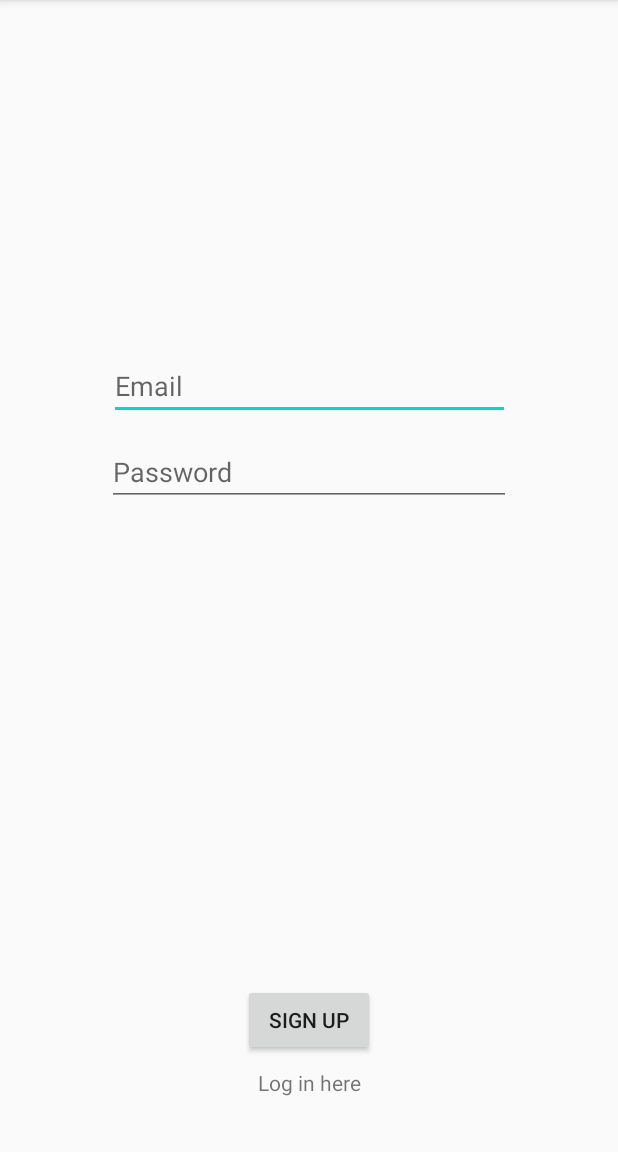
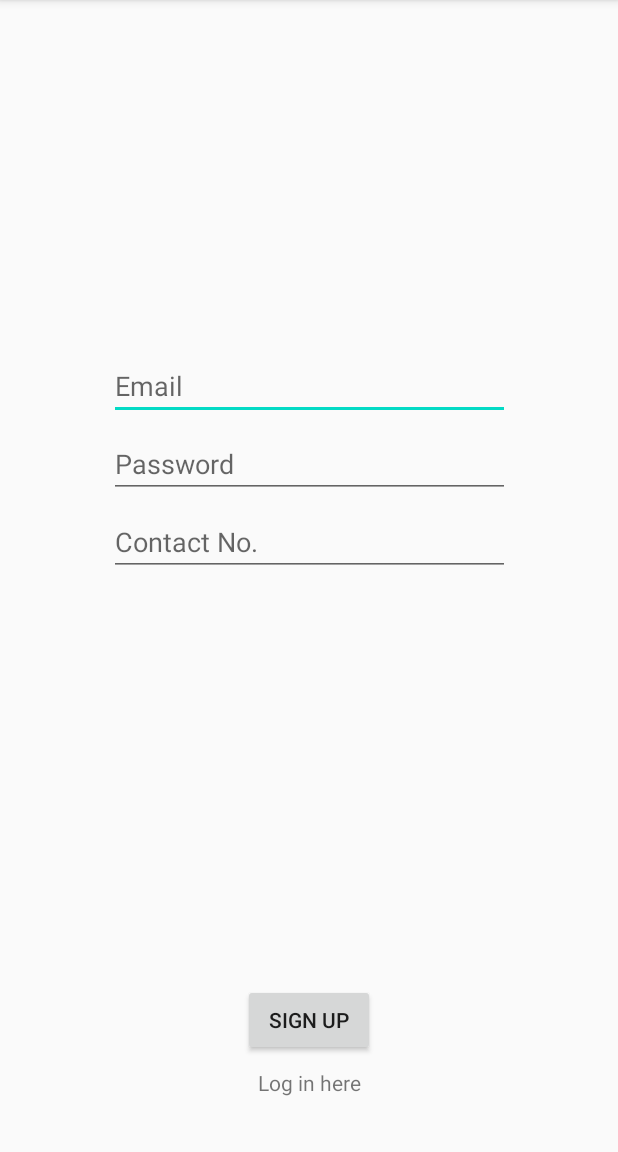
Before and after one commit to CMPUT301F20T12/BookFace, an Android app: the screen it shows after launch (Signup), after a tap on "Sign Up Here", on a phone screen of 412 x 824 dp, the part 84-1236 px from its top. Run offline under Robolectric (Android 15) with nearby library versions, the phone set to English and light mode, and no system bars; our stand-ins replace Firebase (no records; nobody signed in at launch, a user with empty details on screens opened directly); 1 other tap on this screen came first.

Commit message:
Added contact no. field and fixed toast error

```diff
--- a/app/src/main/java/com/example/bookface/MainActivity.java
+++ b/app/src/main/java/com/example/bookface/MainActivity.java
@@ -51,7 +51,7 @@ public class MainActivity extends AppCompatActivity {
                     startActivity(i);
                 }
                 else{
-                    Toast.makeText(MainActivity.this, "Login Unsuccessful", Toast.LENGTH_SHORT).show();
+                    Toast.makeText(MainActivity.this, "Not Logged In", Toast.LENGTH_SHORT).show();
                 }
             }
         };
--- a/app/src/main/java/com/example/bookface/Signup.java
+++ b/app/src/main/java/com/example/bookface/Signup.java
@@ -18,7 +18,7 @@ import com.google.firebase.auth.FirebaseAuth;
 
 public class Signup extends AppCompatActivity {
 
-    EditText emailID, password;
+    EditText emailID, password, contactField;
     Button buttonSignup;
     TextView loginPrompt;
 
@@ -33,6 +33,7 @@ public class Signup extends AppCompatActivity {
 
         emailID = findViewById(R.id.editTextTextEmailAddress);
         password = findViewById(R.id.editTextNumberPassword);
+        contactField = findViewById(R.id.editTextPhone);
         buttonSignup = findViewById(R.id.button);
         loginPrompt = findViewById(R.id.textView);
 
--- a/app/src/main/res/layout/activity_signup.xml
+++ b/app/src/main/res/layout/activity_signup.xml
@@ -25,8 +25,8 @@
 
     <EditText
         android:id="@+id/editTextNumberPassword"
-        android:layout_width="269dp"
-        android:layout_height="45dp"
+        android:layout_width="267dp"
+        android:layout_height="40dp"
         android:layout_marginStart="32dp"
         android:layout_marginLeft="32dp"
         android:layout_marginTop="12dp"
@@ -34,11 +34,11 @@
         android:layout_marginRight="32dp"
         android:ems="10"
         android:hint="@string/Password"
+        android:importantForAutofill="no"
         android:inputType="textPassword"
         app:layout_constraintEnd_toEndOf="parent"
         app:layout_constraintStart_toStartOf="parent"
-        app:layout_constraintTop_toBottomOf="@+id/editTextTextEmailAddress"
-        android:importantForAutofill="no" />
+        app:layout_constraintTop_toBottomOf="@+id/editTextTextEmailAddress" />
 
     <Button
         android:id="@+id/button"
@@ -60,4 +60,16 @@
         app:layout_constraintStart_toStartOf="parent"
         app:layout_constraintTop_toBottomOf="@+id/button" />
 
+    <EditText
+        android:id="@+id/editTextPhone"
+        android:layout_width="267dp"
+        android:layout_height="40dp"
+        android:layout_marginTop="12dp"
+        android:ems="10"
+        android:hint="@string/contactNo"
+        android:inputType="phone"
+        app:layout_constraintEnd_toEndOf="parent"
+        app:layout_constraintStart_toStartOf="parent"
+        app:layout_constraintTop_toBottomOf="@+id/editTextNumberPassword" />
+
 </androidx.constraintlayout.widget.ConstraintLayout>
--- a/app/src/main/res/values/strings.xml
+++ b/app/src/main/res/values/strings.xml
@@ -7,4 +7,5 @@
 
     <string name="login_prompt">Log in here</string>
     <string name="signup">Sign Up</string>
+    <string name="contactNo">Contact No.</string>
 </resources>
```
